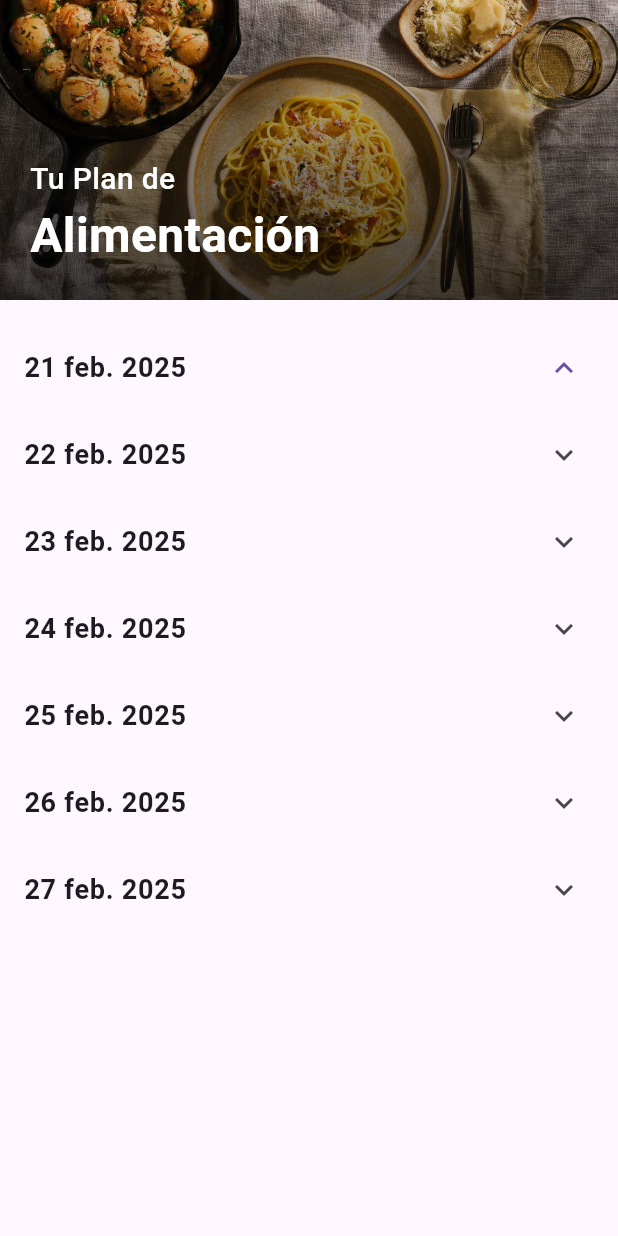
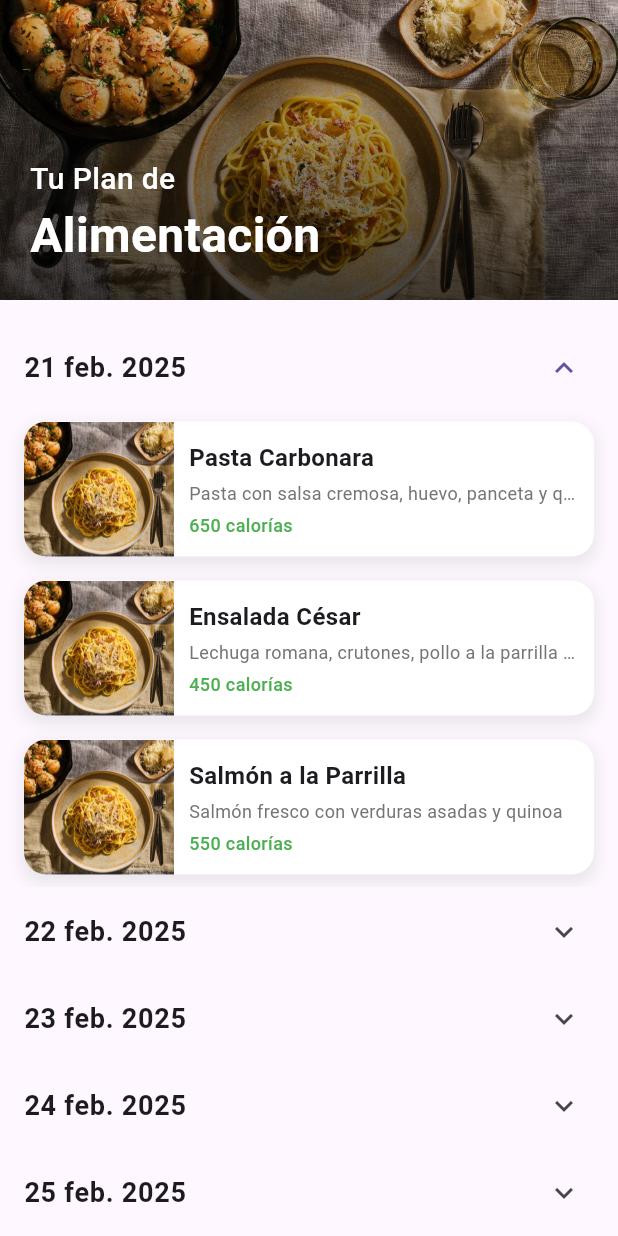
Before and after one commit to Ipeross/Examen_Moviles_Feast_Fit_IPO, a Flutter app: the FoodScreen widget shown alone on an empty page, opened directly, after a tap on an icon or button, on a phone screen of 412 x 824 dp. Run offline on Flutter 3.47's test engine with Material 3 defaults, Android fonts, the phone set to English and light mode, and no system bars.

Commit message:
FoodItem widget added to the ExpandTile. Still work in progress, need to change some styles for the dark theme and add the onTap implementation. Some example data.

```diff
--- a/lib/screens/food_screen.dart
+++ b/lib/screens/food_screen.dart
@@ -13,10 +13,102 @@ class FoodScreen extends StatelessWidget {
 
   String getMonthName(int month) {
     const monthNames = [
-      'ene.', 'feb.', 'mar.', 'abr.', 'may.', 'jun.',
-      'jul.', 'ago.', 'sept.', 'oct.', 'nov.', 'dic.'
+      'ene.',
+      'feb.',
+      'mar.',
+      'abr.',
+      'may.',
+      'jun.',
+      'jul.',
+      'ago.',
+      'sept.',
+      'oct.',
+      'nov.',
+      'dic.'
     ];
     return monthNames[month - 1];
+  }
+
+  Widget foodItem(BuildContext context, String foodName, String imageUrl,
+      String description, String calories) {
+    return Padding(
+      padding: const EdgeInsets.symmetric(horizontal: 16.0, vertical: 8.0),
+      child: GestureDetector(
+        onTap: () => {}, // Aqui va la implementacion donde se abre mas informacion del plato
+        child: Container(
+          height: 90,
+          decoration: BoxDecoration(
+            color: Colors.white,
+            borderRadius: BorderRadius.circular(15),
+            boxShadow: [
+              BoxShadow(
+                color: Colors.grey.withOpacity(0.2),
+                spreadRadius: 2,
+                blurRadius: 8,
+                offset: const Offset(0, 4),
+              ),
+            ],
+          ),
+          child: Row(
+            children: [
+              ClipRRect(
+                borderRadius: const BorderRadius.only(
+                  topLeft: Radius.circular(15),
+                  bottomLeft: Radius.circular(15),
+                ),
+                child: SizedBox(
+                  width: 100,
+                  height: double.infinity,
+                  child: Image.asset(
+                    imageUrl,
+                    fit: BoxFit.cover,
+                  ),
+                ),
+              ),
+              Expanded(
+                child: Padding(
+                  padding: const EdgeInsets.all(10.0),
+                  child: Column(
+                    mainAxisSize: MainAxisSize.min,
+                    crossAxisAlignment: CrossAxisAlignment.start,
+                    children: [
+                      Text(
+                        foodName,
+                        style: const TextStyle(
+                          fontSize: 16,
+                          fontWeight: FontWeight.bold,
+                        ),
+                        maxLines: 1,
+                        overflow: TextOverflow.ellipsis,
+                      ),
+                      const SizedBox(height: 4),
+                      Text(
+                        description,
+                        style: TextStyle(
+                          fontSize: 12,
+                          color: Colors.grey[600],
+                        ),
+                        maxLines: 1,
+                        overflow: TextOverflow.ellipsis,
+                      ),
+                      const SizedBox(height: 4),
+                      Text(
+                        calories,
+                        style: const TextStyle(
+                          fontSize: 12,
+                          color: Colors.green,
+                          fontWeight: FontWeight.w500,
+                        ),
+                      ),
+                    ],
+                  ),
+                ),
+              ),
+            ],
+          ),
+        ),
+      ),
+    );
   }
 
   @override
@@ -93,6 +185,29 @@ class FoodScreen extends StatelessWidget {
                         fontWeight: FontWeight.w600,
                       ),
                     ),
+                    children: [
+                      foodItem(
+                        context,
+                        'Pasta Carbonara',
+                        'assets/carbonara.jpg',
+                        'Pasta con salsa cremosa, huevo, panceta y queso parmesano',
+                        '650 calorías',
+                      ),
+                      foodItem(
+                        context,
+                        'Ensalada César',
+                        'assets/carbonara.jpg',
+                        'Lechuga romana, crutones, pollo a la parrilla y aderezo césar',
+                        '450 calorías',
+                      ),
+                      foodItem(
+                        context,
+                        'Salmón a la Parrilla',
+                        'assets/carbonara.jpg',
+                        'Salmón fresco con verduras asadas y quinoa',
+                        '550 calorías',
+                      ),
+                    ],
                   ),
                 );
               },
```
